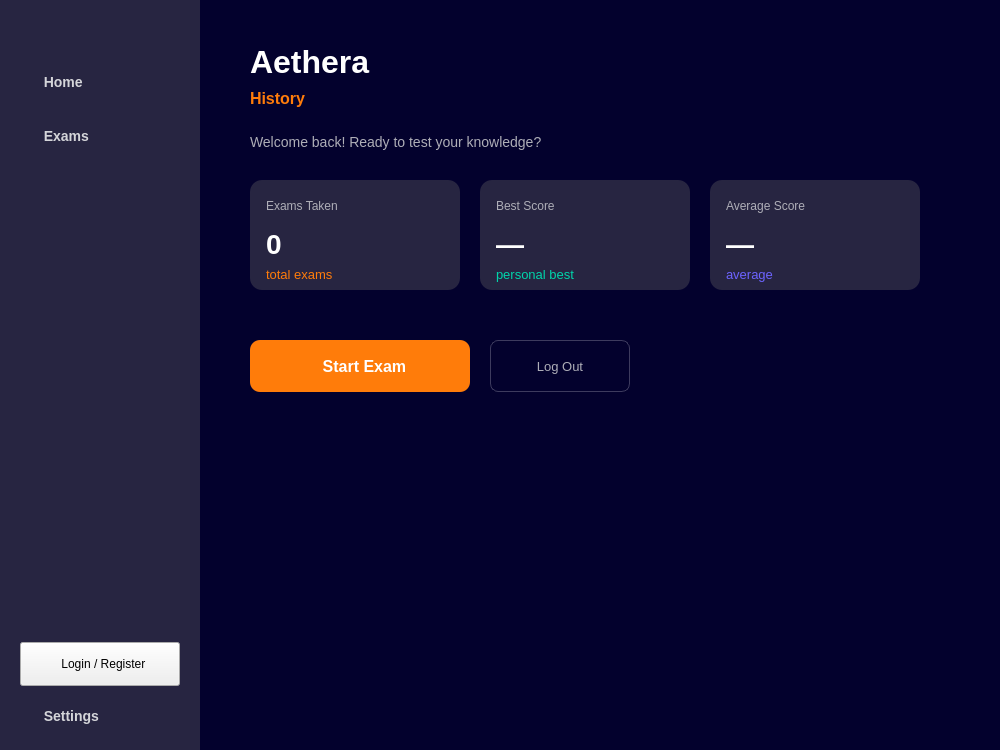
This is src/ui/home/home.ui in DIDimov24/Aethera as Qt 5 draws it before an edit. The edited form follows.
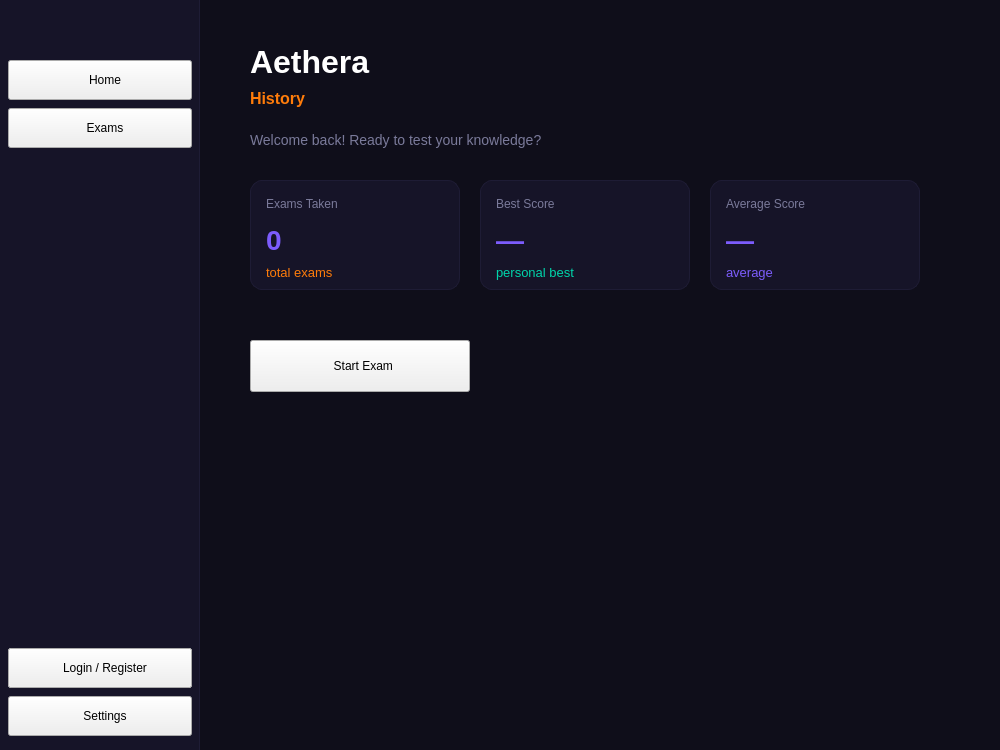
This is the edited form. Icons and pictures are not drawn.

Patch:
```diff
--- a/src/ui/home/home.ui
+++ b/src/ui/home/home.ui
@@ -3,74 +3,28 @@
 <class>Home</class>
 <widget class="QMainWindow" name="Home">
   <property name="geometry">
-   <rect>
-    <x>0</x>
-    <y>0</y>
-    <width>1000</width>
-    <height>750</height>
-   </rect>
+   <rect><x>0</x><y>0</y><width>1000</width><height>750</height></rect>
   </property>
   <property name="minimumSize">
-   <size>
-    <width>1000</width>
-    <height>750</height>
-   </size>
+   <size><width>1000</width><height>750</height></size>
   </property>
   <property name="maximumSize">
-   <size>
-    <width>1000</width>
-    <height>750</height>
-   </size>
+   <size><width>1000</width><height>750</height></size>
   </property>
   <property name="windowTitle">
    <string>Aethera — History</string>
   </property>
+
   <widget class="QWidget" name="centralwidget">
    <property name="styleSheet">
     <string notr="true">
 QWidget#centralwidget {
-    background-color: #03012D;
+    background-color: #0f0e1a;
 }
- 
 QWidget#sidebar {
-    background-color: #272541;
+    background-color: #161428;
+    border-right: 1px solid #1e1c35;
 }
- 
-QPushButton#buttonNavHome,
-QPushButton#buttonNavExams,
-QPushButton#buttonSettings {
-    background-color: transparent;
-    color: #D4D5D9;
-    font-size: 14px;
-    font-weight: 500;
-    border: none;
-    border-radius: 6px;
-    padding: 10px 16px;
-    text-align: left;
-}
-QPushButton#buttonNavHome:hover,
-QPushButton#buttonNavExams:hover,
-QPushButton#buttonSettings:hover {
-    background-color: #302F4B;
-    color: #FFFFFF;
-}
-QPushButton#buttonNavHome:pressed,
-QPushButton#buttonNavExams:pressed,
-QPushButton#buttonSettings:pressed {
-    background-color: #03012D;
-}
- 
-QPushButton#buttonToggleSidebar {
-    background-color: transparent;
-    color: #D4D5D9;
-    font-size: 20px;
-    border: none;
-    border-radius: 6px;
-}
-QPushButton#buttonToggleSidebar:hover {
-    background-color: #302F4B;
-}
- 
 QLabel#labelTitle {
     color: #FFFFFF;
     font-size: 32px;
@@ -82,27 +36,26 @@
     font-weight: bold;
 }
 QLabel#labelWelcome {
-    color: #AEAEB7;
+    color: #7a7a9a;
     font-size: 14px;
 }
- 
 QWidget#cardExams,
 QWidget#cardBest,
 QWidget#cardAvg {
-    background-color: #272541;
+    background-color: #161428;
     border-radius: 12px;
+    border: 1px solid #1e1c35;
 }
- 
 QLabel#labelCardTitle1,
 QLabel#labelCardTitle2,
 QLabel#labelCardTitle3 {
-    color: #AEAEB7;
+    color: #7a7a9a;
     font-size: 12px;
 }
 QLabel#labelCardValue1,
 QLabel#labelCardValue2,
 QLabel#labelCardValue3 {
-    color: #FFFFFF;
+    color: #7C5CFC;
     font-size: 28px;
     font-weight: bold;
 }
@@ -115,121 +68,39 @@
     font-size: 13px;
 }
 QLabel#labelCardUnit3 {
-    color: #6C63FF;
+    color: #7C5CFC;
     font-size: 13px;
 }
- 
-QPushButton#buttonStartExam {
-    background-color: #FF7C0A;
-    color: #FFFFFF;
-    font-size: 16px;
-    font-weight: bold;
-    border: none;
-    border-radius: 10px;
-    padding: 14px;
-}
-QPushButton#buttonStartExam:hover {
-    background-color: #e06e08;
-}
-QPushButton#buttonStartExam:pressed {
-    background-color: #c46007;
-}
- 
-QPushButton#buttonLogOut {
-    background-color: transparent;
-    color: #AEAEB7;
-    font-size: 13px;
-    border: 1px solid #3D3B5E;
-    border-radius: 8px;
-    padding: 10px 20px;
-}
-QPushButton#buttonLogOut:hover {
-    background-color: #302F4B;
-    color: #FFFFFF;
-}
- 
 QLabel#labelExamTitle {
     color: #FFFFFF;
     font-size: 28px;
     font-weight: bold;
 }
 QLabel#labelTimer {
-    color: #FF7C0A;
-    font-size: 22px;
+    color: #E8E8F0;
+    font-size: 20px;
     font-weight: bold;
 }
 QLabel#labelQuestion {
-    color: #EAEAEA;
+    color: #E8E8F0;
     font-size: 16px;
 }
 QLabel#labelProgress {
-    color: #AEAEB7;
+    color: #7a7a9a;
     font-size: 13px;
 }
- 
-QPushButton#buttonA,
-QPushButton#buttonB,
-QPushButton#buttonC,
-QPushButton#buttonD {
-    background-color: #272541;
-    color: #D4D5D9;
-    font-size: 14px;
-    border: 1px solid #3D3B5E;
-    border-radius: 8px;
-    padding: 14px 20px;
-    text-align: left;
-}
-QPushButton#buttonA:hover,
-QPushButton#buttonB:hover,
-QPushButton#buttonC:hover,
-QPushButton#buttonD:hover {
-    background-color: #302F4B;
-    border-color: #FF7C0A;
-    color: #FFFFFF;
-}
- 
-QPushButton#buttonNext {
-    background-color: #FF7C0A;
-    color: #FFFFFF;
-    font-size: 14px;
-    font-weight: bold;
-    border: none;
-    border-radius: 8px;
-    padding: 12px 30px;
-}
-QPushButton#buttonNext:hover {
-    background-color: #e06e08;
-}
-QPushButton#buttonNext:disabled {
-    background-color: #3D3B5E;
-    color: #6B6B80;
-}
- 
-QProgressBar#progressBar {
-    background-color: #1A1836;
-    border: none;
-    border-radius: 4px;
-    height: 8px;
-    text-align: center;
-    color: transparent;
-}
-QProgressBar#progressBar::chunk {
-    background-color: #FF7C0A;
-    border-radius: 4px;
-}
- 
 QLabel#labelResultTitle {
     color: #FFFFFF;
     font-size: 28px;
     font-weight: bold;
 }
 QLabel#labelScore {
-    color: #FF7C0A;
+    color: #00D4AA;
     font-size: 64px;
     font-weight: bold;
 }
 QLabel#labelScoreLabel {
-    color: #AEAEB7;
+    color: #7a7a9a;
     font-size: 14px;
 }
 QLabel#labelGrade {
@@ -237,29 +108,19 @@
     font-size: 24px;
     font-weight: bold;
 }
-QPushButton#buttonRetry,
-QPushButton#buttonBackHome {
-    background-color: transparent;
-    color: #AEAEB7;
-    font-size: 14px;
-    border: 1px solid #3D3B5E;
-    border-radius: 8px;
-    padding: 12px 24px;
-}
-QPushButton#buttonRetry:hover,
-QPushButton#buttonBackHome:hover {
-    background-color: #302F4B;
-    color: #FFFFFF;
-}
     </string>
    </property>
- 
+
+   <!-- ═══════════════════════════════════════════════════
+        SIDEBAR — all nav buttons are children of this widget
+        so they clip correctly when width is animated
+        ═══════════════════════════════════════════════════ -->
    <widget class="QWidget" name="sidebar">
     <property name="geometry">
      <rect><x>0</x><y>0</y><width>200</width><height>750</height></rect>
     </property>
-   </widget>
- 
+
+    <!-- Toggle button -->
    <widget class="QPushButton" name="buttonToggleSidebar">
     <property name="geometry">
      <rect><x>8</x><y>10</y><width>36</width><height>36</height></rect>
@@ -271,13 +132,27 @@
      </iconset>
     </property>
     <property name="iconSize"><size><width>20</width><height>20</height></size></property>
-   </widget>
- 
+     <property name="styleSheet">
+      <string notr="true">
+QPushButton {
+    background-color: transparent;
+    border: none;
+    border-radius: 6px;
+    padding: 6px;
+}
+QPushButton:hover {
+    background-color: #252340;
+}
+      </string>
+     </property>
+    </widget>
+
+    <!-- Nav: Home -->
     <widget class="QPushButton" name="buttonNavHome">
     <property name="geometry">
-     <rect><x>20</x><y>60</y><width>160</width><height>44</height></rect>
-    </property>
-    <property name="text"><string>  Home</string></property>
+      <rect><x>8</x><y>60</y><width>184</width><height>40</height></rect>
+     </property>
+     <property name="text"><string>   Home</string></property>
     <property name="icon">
      <iconset resource="../../assets/icons.qrc">
       <normaloff>:/icons/home.svg</normaloff>:/icons/home.svg
@@ -285,12 +160,13 @@
     </property>
     <property name="iconSize"><size><width>18</width><height>18</height></size></property>
    </widget>
- 
+
+    <!-- Nav: Exams -->
    <widget class="QPushButton" name="buttonNavExams">
     <property name="geometry">
-     <rect><x>20</x><y>114</y><width>160</width><height>44</height></rect>
-    </property>
-    <property name="text"><string>  Exams</string></property>
+      <rect><x>8</x><y>108</y><width>184</width><height>40</height></rect>
+     </property>
+     <property name="text"><string>   Exams</string></property>
     <property name="icon">
      <iconset resource="../../assets/icons.qrc">
       <normaloff>:/icons/exam.svg</normaloff>:/icons/exam.svg
@@ -298,12 +174,28 @@
     </property>
     <property name="iconSize"><size><width>18</width><height>18</height></size></property>
    </widget>
- 
+
+    <!-- Bottom group: Logout (above settings) -->
+    <widget class="QPushButton" name="buttonLogOut">
+     <property name="geometry">
+      <rect><x>8</x><y>648</y><width>184</width><height>40</height></rect>
+     </property>
+     <property name="text"><string>   Log Out</string></property>
+     <property name="icon">
+      <iconset resource="../../assets/icons.qrc">
+       <normaloff>:/icons/user.svg</normaloff>:/icons/user.svg
+      </iconset>
+     </property>
+     <property name="iconSize"><size><width>18</width><height>18</height></size></property>
+     <property name="visible"><bool>false</bool></property>
+    </widget>
+
+    <!-- Bottom group: Login/Register -->
    <widget class="QPushButton" name="buttonLoginRegister">
     <property name="geometry">
-     <rect><x>20</x><y>642</y><width>160</width><height>44</height></rect>
-    </property>
-    <property name="text"><string>  Login / Register</string></property>
+      <rect><x>8</x><y>648</y><width>184</width><height>40</height></rect>
+     </property>
+     <property name="text"><string>   Login / Register</string></property>
     <property name="icon">
      <iconset resource="../../assets/icons.qrc">
       <normaloff>:/icons/user.svg</normaloff>:/icons/user.svg
@@ -311,12 +203,13 @@
     </property>
     <property name="iconSize"><size><width>18</width><height>18</height></size></property>
    </widget>
- 
+
+    <!-- Bottom group: Settings -->
    <widget class="QPushButton" name="buttonSettings">
     <property name="geometry">
-     <rect><x>20</x><y>694</y><width>160</width><height>44</height></rect>
-    </property>
-    <property name="text"><string>  Settings</string></property>
+      <rect><x>8</x><y>696</y><width>184</width><height>40</height></rect>
+     </property>
+     <property name="text"><string>   Settings</string></property>
     <property name="icon">
      <iconset resource="../../assets/icons.qrc">
       <normaloff>:/icons/settings.svg</normaloff>:/icons/settings.svg
@@ -324,78 +217,87 @@
     </property>
     <property name="iconSize"><size><width>18</width><height>18</height></size></property>
    </widget>
- 
+
+   </widget>
+   <!-- end sidebar -->
+
+   <!-- ═══════════════════════════════════════════════════
+        CONTENT AREA (stacked widget)
+        ═══════════════════════════════════════════════════ -->
    <widget class="QStackedWidget" name="stackedWidget">
     <property name="geometry">
      <rect><x>200</x><y>0</y><width>800</width><height>750</height></rect>
     </property>
     <property name="currentIndex"><number>0</number></property>
- 
+
+    <!-- PAGE 0: Home -->
     <widget class="QWidget" name="pageHome">
- 
+
      <widget class="QLabel" name="labelTitle">
       <property name="geometry"><rect><x>50</x><y>40</y><width>400</width><height>44</height></rect></property>
       <property name="text"><string>Aethera</string></property>
      </widget>
- 
+
      <widget class="QLabel" name="labelSubtitle">
       <property name="geometry"><rect><x>50</x><y>86</y><width>300</width><height>24</height></rect></property>
       <property name="text"><string>History</string></property>
      </widget>
- 
+
      <widget class="QLabel" name="labelWelcome">
-      <property name="geometry"><rect><x>50</x><y>130</y><width>500</width><height>24</height></rect></property>
+      <property name="geometry"><rect><x>50</x><y>128</y><width>600</width><height>24</height></rect></property>
       <property name="text"><string>Welcome back! Ready to test your knowledge?</string></property>
      </widget>
- 
+
+     <!-- Stat cards -->
      <widget class="QWidget" name="cardExams">
       <property name="geometry"><rect><x>50</x><y>180</y><width>210</width><height>110</height></rect></property>
       <widget class="QLabel" name="labelCardTitle1">
-       <property name="geometry"><rect><x>16</x><y>16</y><width>180</width><height>20</height></rect></property>
+       <property name="geometry"><rect><x>16</x><y>14</y><width>180</width><height>20</height></rect></property>
        <property name="text"><string>Exams Taken</string></property>
       </widget>
       <widget class="QLabel" name="labelCardValue1">
-       <property name="geometry"><rect><x>16</x><y>44</y><width>100</width><height>40</height></rect></property>
+       <property name="geometry"><rect><x>16</x><y>40</y><width>100</width><height>40</height></rect></property>
        <property name="text"><string>0</string></property>
       </widget>
       <widget class="QLabel" name="labelCardUnit1">
-       <property name="geometry"><rect><x>16</x><y>84</y><width>180</width><height>20</height></rect></property>
+       <property name="geometry"><rect><x>16</x><y>82</y><width>180</width><height>20</height></rect></property>
        <property name="text"><string>total exams</string></property>
       </widget>
      </widget>
- 
+
      <widget class="QWidget" name="cardBest">
       <property name="geometry"><rect><x>280</x><y>180</y><width>210</width><height>110</height></rect></property>
       <widget class="QLabel" name="labelCardTitle2">
-       <property name="geometry"><rect><x>16</x><y>16</y><width>180</width><height>20</height></rect></property>
+       <property name="geometry"><rect><x>16</x><y>14</y><width>180</width><height>20</height></rect></property>
        <property name="text"><string>Best Score</string></property>
       </widget>
       <widget class="QLabel" name="labelCardValue2">
-       <property name="geometry"><rect><x>16</x><y>44</y><width>100</width><height>40</height></rect></property>
+       <property name="geometry"><rect><x>16</x><y>40</y><width>100</width><height>40</height></rect></property>
        <property name="text"><string>—</string></property>
       </widget>
       <widget class="QLabel" name="labelCardUnit2">
-       <property name="geometry"><rect><x>16</x><y>84</y><width>180</width><height>20</height></rect></property>
+       <property name="geometry"><rect><x>16</x><y>82</y><width>180</width><height>20</height></rect></property>
        <property name="text"><string>personal best</string></property>
       </widget>
      </widget>
- 
+
      <widget class="QWidget" name="cardAvg">
       <property name="geometry"><rect><x>510</x><y>180</y><width>210</width><height>110</height></rect></property>
       <widget class="QLabel" name="labelCardTitle3">
-       <property name="geometry"><rect><x>16</x><y>16</y><width>180</width><height>20</height></rect></property>
+       <property name="geometry"><rect><x>16</x><y>14</y><width>180</width><height>20</height></rect></property>
        <property name="text"><string>Average Score</string></property>
       </widget>
       <widget class="QLabel" name="labelCardValue3">
-       <property name="geometry"><rect><x>16</x><y>44</y><width>100</width><height>40</height></rect></property>
+       <property name="geometry"><rect><x>16</x><y>40</y><width>100</width><height>40</height></rect></property>
        <property name="text"><string>—</string></property>
       </widget>
       <widget class="QLabel" name="labelCardUnit3">
-       <property name="geometry"><rect><x>16</x><y>84</y><width>180</width><height>20</height></rect></property>
+       <property name="geometry"><rect><x>16</x><y>82</y><width>180</width><height>20</height></rect></property>
        <property name="text"><string>average</string></property>
       </widget>
      </widget>
- 
+
+     <!-- Start exam button — no logout button here anymore -->
      <widget class="QPushButton" name="buttonStartExam">
       <property name="geometry"><rect><x>50</x><y>340</y><width>220</width><height>52</height></rect></property>
       <property name="text"><string>  Start Exam</string></property>
@@ -406,100 +308,96 @@
       </property>
       <property name="iconSize"><size><width>18</width><height>18</height></size></property>
      </widget>
- 
-     <widget class="QPushButton" name="buttonLogOut">
-      <property name="geometry"><rect><x>290</x><y>340</y><width>140</width><height>52</height></rect></property>
-      <property name="text"><string>Log Out</string></property>
-     </widget>
- 
-    </widget>
- 
+
+    </widget>
+    <!-- end pageHome -->
+
+    <!-- PAGE 1: Exam -->
     <widget class="QWidget" name="pageExam">
- 
+
      <widget class="QLabel" name="labelExamTitle">
       <property name="geometry"><rect><x>50</x><y>30</y><width>400</width><height>40</height></rect></property>
       <property name="text"><string>History Exam</string></property>
      </widget>
- 
+
      <widget class="QLabel" name="labelTimer">
-      <property name="geometry"><rect><x>620</x><y>30</y><width>130</width><height>40</height></rect></property>
+      <property name="geometry"><rect><x>610</x><y>30</y><width>140</width><height>40</height></rect></property>
       <property name="text"><string>10:00</string></property>
-      <property name="alignment"><set>Qt::AlignRight</set></property>
+      <property name="alignment"><set>Qt::AlignRight|Qt::AlignVCenter</set></property>
      </widget>
- 
+
      <widget class="QProgressBar" name="progressBar">
-      <property name="geometry"><rect><x>50</x><y>82</y><width>700</width><height>10</height></rect></property>
+      <property name="geometry"><rect><x>50</x><y>82</y><width>700</width><height>8</height></rect></property>
       <property name="value"><number>0</number></property>
       <property name="maximum"><number>20</number></property>
       <property name="textVisible"><bool>false</bool></property>
      </widget>
- 
+
      <widget class="QLabel" name="labelProgress">
-      <property name="geometry"><rect><x>50</x><y>100</y><width>700</width><height>20</height></rect></property>
+      <property name="geometry"><rect><x>50</x><y>98</y><width>700</width><height>20</height></rect></property>
       <property name="text"><string>Question 1 of 20</string></property>
       <property name="alignment"><set>Qt::AlignCenter</set></property>
      </widget>
- 
+
      <widget class="QLabel" name="labelQuestion">
-      <property name="geometry"><rect><x>50</x><y>140</y><width>700</width><height>80</height></rect></property>
+      <property name="geometry"><rect><x>50</x><y>136</y><width>700</width><height>80</height></rect></property>
       <property name="text"><string>In which year did World War II end?</string></property>
       <property name="wordWrap"><bool>true</bool></property>
      </widget>
- 
+
      <widget class="QPushButton" name="buttonA">
-      <property name="geometry"><rect><x>50</x><y>240</y><width>700</width><height>54</height></rect></property>
+      <property name="geometry"><rect><x>50</x><y>236</y><width>700</width><height>54</height></rect></property>
       <property name="text"><string>A)  1943</string></property>
      </widget>
- 
      <widget class="QPushButton" name="buttonB">
-      <property name="geometry"><rect><x>50</x><y>304</y><width>700</width><height>54</height></rect></property>
+      <property name="geometry"><rect><x>50</x><y>300</y><width>700</width><height>54</height></rect></property>
       <property name="text"><string>B)  1945</string></property>
      </widget>
- 
      <widget class="QPushButton" name="buttonC">
-      <property name="geometry"><rect><x>50</x><y>368</y><width>700</width><height>54</height></rect></property>
+      <property name="geometry"><rect><x>50</x><y>364</y><width>700</width><height>54</height></rect></property>
       <property name="text"><string>C)  1947</string></property>
      </widget>
- 
      <widget class="QPushButton" name="buttonD">
-      <property name="geometry"><rect><x>50</x><y>432</y><width>700</width><height>54</height></rect></property>
+      <property name="geometry"><rect><x>50</x><y>428</y><width>700</width><height>54</height></rect></property>
       <property name="text"><string>D)  1950</string></property>
      </widget>
- 
+
      <widget class="QPushButton" name="buttonNext">
-      <property name="geometry"><rect><x>560</x><y>520</y><width>190</width><height>48</height></rect></property>
+      <property name="geometry"><rect><x>560</x><y>516</y><width>190</width><height>48</height></rect></property>
       <property name="text"><string>Next →</string></property>
       <property name="enabled"><bool>false</bool></property>
      </widget>
- 
+
     </widget>
- 
+    <!-- end pageExam -->
+
+    <!-- PAGE 2: Results -->
     <widget class="QWidget" name="pageResults">
- 
+
      <widget class="QLabel" name="labelResultTitle">
       <property name="geometry"><rect><x>0</x><y>80</y><width>800</width><height>44</height></rect></property>
       <property name="text"><string>Exam Complete!</string></property>
       <property name="alignment"><set>Qt::AlignCenter</set></property>
      </widget>
- 
+
      <widget class="QLabel" name="labelScore">
       <property name="geometry"><rect><x>0</x><y>150</y><width>800</width><height>80</height></rect></property>
       <property name="text"><string>17 / 20</string></property>
       <property name="alignment"><set>Qt::AlignCenter</set></property>
      </widget>
- 
+
      <widget class="QLabel" name="labelScoreLabel">
       <property name="geometry"><rect><x>0</x><y>232</y><width>800</width><height>24</height></rect></property>
       <property name="text"><string>correct answers</string></property>
       <property name="alignment"><set>Qt::AlignCenter</set></property>
      </widget>
- 
+
      <widget class="QLabel" name="labelGrade">
       <property name="geometry"><rect><x>0</x><y>290</y><width>800</width><height>40</height></rect></property>
       <property name="text"><string>Grade: Excellent (6)</string></property>
       <property name="alignment"><set>Qt::AlignCenter</set></property>
      </widget>
- 
+
      <widget class="QPushButton" name="buttonRetry">
       <property name="geometry"><rect><x>230</x><y>400</y><width>150</width><height>48</height></rect></property>
       <property name="text"><string>  Try Again</string></property>
@@ -510,7 +408,7 @@
       </property>
       <property name="iconSize"><size><width>18</width><height>18</height></size></property>
      </widget>
- 
+
     <widget class="QPushButton" name="buttonBackHome">
       <property name="geometry"><rect><x>420</x><y>400</y><width>150</width><height>48</height></rect></property>
     <property name="text"><string>  Home</string></property>
@@ -521,12 +419,16 @@
       </property>
       <property name="iconSize"><size><width>18</width><height>18</height></size></property>
      </widget>
- 
+
     </widget>
- 
+    <!-- end pageResults -->
+
    </widget>
- 
+   <!-- end stackedWidget -->
+
   </widget>
+  <!-- end centralwidget -->
+
 </widget>
 <resources/>
 <connections/>
```
Left out of the diff: 4 changed lines with no effect on the pictures. Lines whose indentation alone changed are shown as unchanged.
